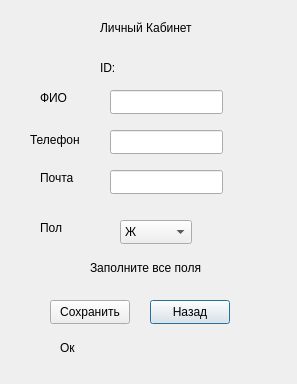
Above: personalaccount.ui from artik0811/ud_kursach before the change. Below: the same form after it.
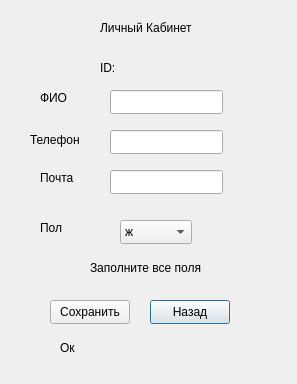
That is the form after the change.

What changed in the file:
```diff
--- a/personalaccount.ui
+++ b/personalaccount.ui
@@ -148,7 +148,7 @@
    </property>
    <item>
     <property name="text">
-     <string>Ж</string>
+     <string>ж</string>
     </property>
    </item>
    <item>
```
Left out of the diff: 2 changed lines with no effect on the pictures.
